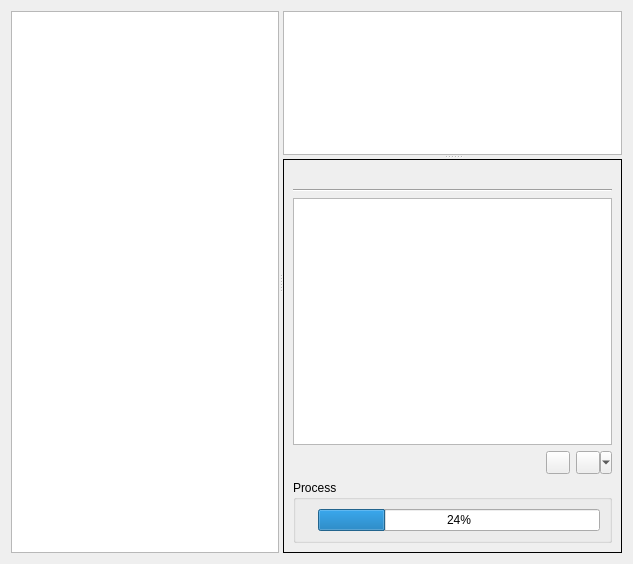
This is libs/datapackutils/widgets/servereditor.ui in FreeHealth/freehealth as Qt 5 draws it before an edit. The edited form follows.
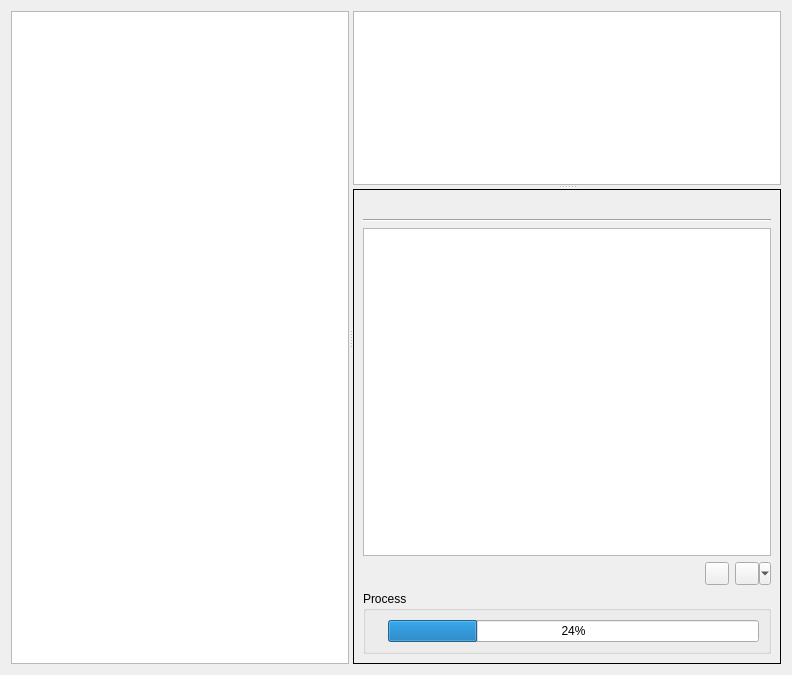
This is the edited form. Custom widgets are drawn as their Qt base class.

Commit message: DataPack - improving servereditor

```diff
--- a/libs/datapackutils/widgets/servereditor.ui
+++ b/libs/datapackutils/widgets/servereditor.ui
@@ -6,32 +6,20 @@
    <rect>
     <x>0</x>
     <y>0</y>
-    <width>633</width>
-    <height>564</height>
+    <width>792</width>
+    <height>675</height>
    </rect>
   </property>
   <property name="windowTitle">
    <string>Form</string>
   </property>
-  <layout class="QGridLayout" name="gridLayout_6">
-   <item row="0" column="0">
+  <layout class="QGridLayout" name="gridLayout_2">
+   <item row="1" column="0">
     <widget class="Utils::MiniSplitter" name="splitter_2">
      <property name="orientation">
       <enum>Qt::Horizontal</enum>
      </property>
-     <widget class="QWidget" name="layoutWidget">
-      <layout class="QGridLayout" name="gridLayout_2">
-       <property name="horizontalSpacing">
-        <number>0</number>
-       </property>
-       <property name="verticalSpacing">
-        <number>5</number>
-       </property>
-       <item row="0" column="0">
-        <widget class="QTreeView" name="treeView"/>
-       </item>
-      </layout>
-     </widget>
+     <widget class="QTreeView" name="treeView"/>
      <widget class="Utils::MiniSplitter" name="splitter">
       <property name="orientation">
        <enum>Qt::Vertical</enum>
```
Left out of the diff: 3 changed lines with no effect on the pictures. The commit also changes 4 other files.
